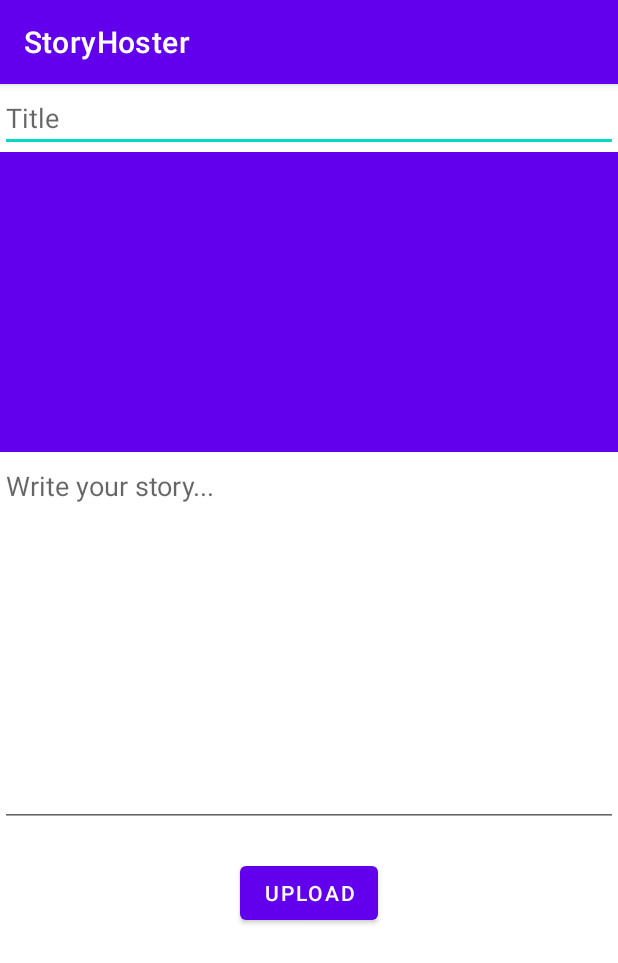
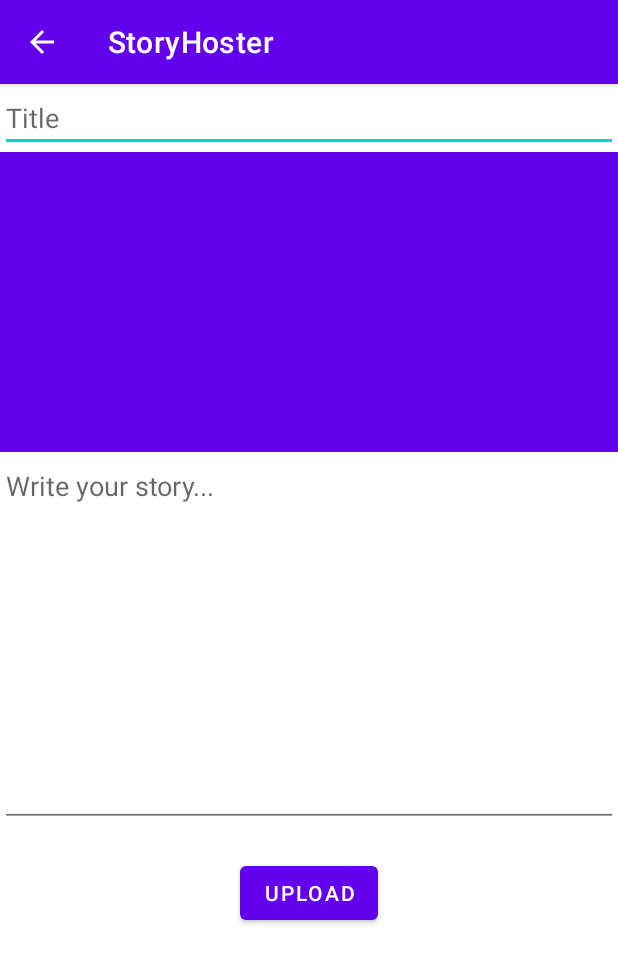
Before and after one commit to htihskay/StoryHoster, an Android app: the screen it shows after launch once a user with an empty profile is signed in (TestingActivity before the commit, AddPostActivity after it), after a tap on "Add Story", on a phone screen of 412 x 824 dp. Shown: the top 963 px of the screen. Run offline under Robolectric (Android 15) with nearby library versions, the phone set to English and light mode, and no system bars; our stand-ins replace Firebase (no records; nobody signed in at launch, a user with empty details on screens opened directly); libraries missing offline, so code that uses them is left out: com.karumi.dexter.

Commit message:
Removed TestActivity.Glitch solved in recyclerView.

```diff
--- a/app/src/main/AndroidManifest.xml
+++ b/app/src/main/AndroidManifest.xml
@@ -15,7 +15,7 @@
         android:roundIcon="@mipmap/ic_launcher_round"
         android:supportsRtl="true"
         android:theme="@style/Theme.StoryHoster">
-        <activity android:name=".TestingActivity"></activity>
+
         <activity
             android:name=".AddPostActivity"
             android:parentActivityName=".HomeActivity" />
--- a/app/src/main/java/com/example/storyhoster/AddPostActivity.java
+++ b/app/src/main/java/com/example/storyhoster/AddPostActivity.java
@@ -61,12 +61,6 @@ public class AddPostActivity extends AppCompatActivity {
 
 
 
-
-        ActionBar actionBar=getActionBar();
-
-        actionBar.setTitle("Add Post");
-        actionBar.setDisplayShowHomeEnabled(true);
-        actionBar.setDisplayHomeAsUpEnabled(true);
 
 
 
--- a/app/src/main/java/com/example/storyhoster/HomeActivity.java
+++ b/app/src/main/java/com/example/storyhoster/HomeActivity.java
@@ -95,7 +95,7 @@ public class HomeActivity extends AppCompatActivity {
        }
 
         if(item.getItemId()==R.id.action_add_post){
-            startActivity(new Intent(HomeActivity.this,TestingActivity.class));
+            startActivity(new Intent(HomeActivity.this,AddPostActivity.class));
         }
         return super.onOptionsItemSelected(item);
     }
--- a/app/src/main/res/layout/activity_add_post.xml
+++ b/app/src/main/res/layout/activity_add_post.xml
@@ -5,6 +5,7 @@
     android:layout_width="match_parent"
     android:layout_height="match_parent"
     tools:context=".AddPostActivity">
+
 
     <LinearLayout
         android:layout_width="match_parent"
@@ -30,7 +31,7 @@
 
         <EditText
             android:id="@+id/description_blog"
-            android:minHeight="300dp"
+            android:minHeight="250dp"
             android:gravity="start"
             android:hint="Write your story..."
             android:inputType="textCapSentences|textMultiLine"
--- a/app/src/main/res/layout/home_post.xml
+++ b/app/src/main/res/layout/home_post.xml
@@ -27,6 +27,6 @@
         android:background="#32000000"
         android:layout_below="@+id/postDescription"
         android:layout_width="match_parent"
-        android:layout_height="1dp"/>
+        android:layout_height="match_parent"/>
 
 </RelativeLayout>
```
